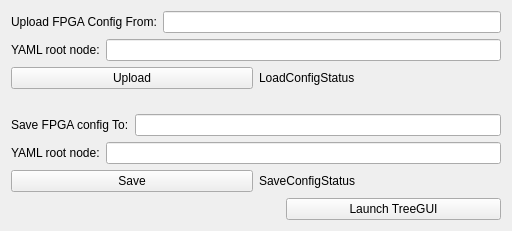
Qt form blenApp/ui/fpga_config.ui (slaclab/BunchLengthMonitor) before a commit.
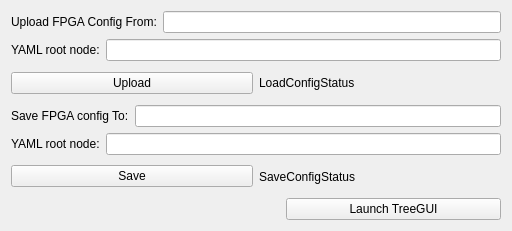
The same form after that commit. Custom widgets are drawn as their Qt base class.

Commit message: Cleaned up Engineering screens. Added title to the main window, changed the layout of the FPGA config tab

The edit to the form file:
```diff
--- a/blenApp/ui/fpga_config.ui
+++ b/blenApp/ui/fpga_config.ui
@@ -122,19 +122,6 @@
      </item>
     </layout>
    </item>
-   <item>
-    <spacer name="verticalSpacer">
-     <property name="orientation">
-      <enum>Qt::Vertical</enum>
-     </property>
-     <property name="sizeHint" stdset="0">
-      <size>
-       <width>17</width>
-       <height>11</height>
-      </size>
-     </property>
-    </spacer>
-   </item>
    <item>
     <layout class="QHBoxLayout" name="horizontalLayout_2">
      <item>
```
The commit also changes 1 other file.
